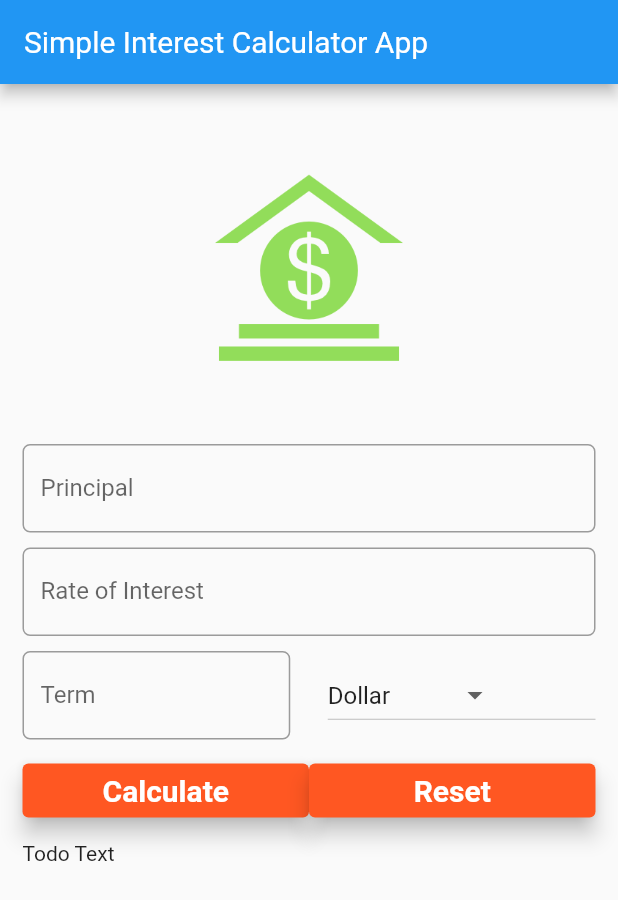
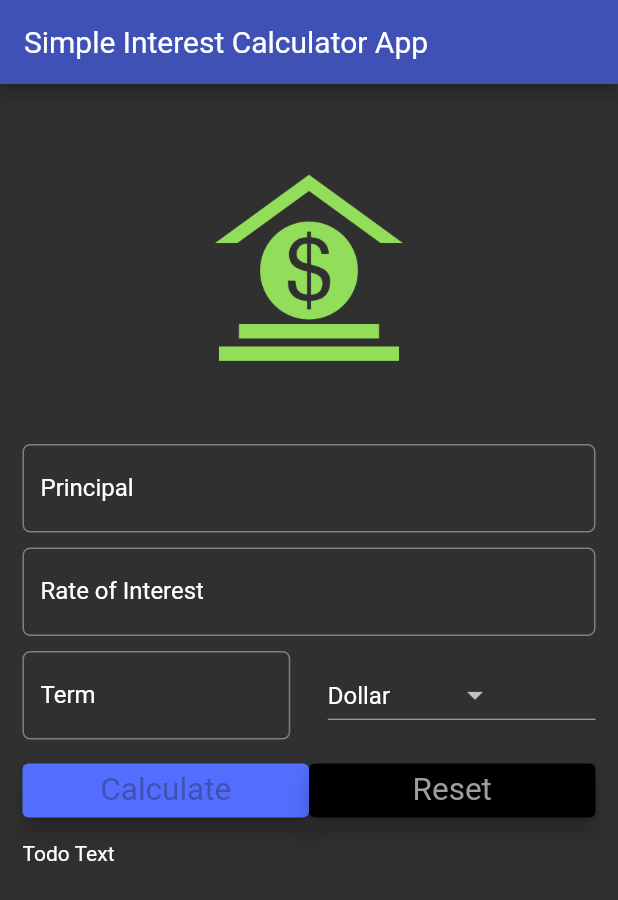
Before and after one commit to minhbka/flutter_tutorial, a Flutter app: the screen it shows after launch, on a phone screen of 412 x 824 dp. Shown: the top 900 px of the screen. Run offline on Flutter 3.47's test engine with Material 2 defaults, Android fonts, the phone set to English and light mode, and no system bars.

Commit message:
Styles and Themes

```diff
--- a/lib/main.dart
+++ b/lib/main.dart
@@ -5,6 +5,11 @@ void main(){
       debugShowCheckedModeBanner: false,
       title: 'Simple Interest Calculator App',
       home: SIForm(),
+      theme: ThemeData(
+        primaryColor:Colors.indigo,
+        accentColor:Colors.indigoAccent,
+        brightness: Brightness.dark
+      )
     )
   );
 }
@@ -24,6 +29,7 @@ class _SIFormState extends State<SIForm>{
 
   @override
   Widget build(BuildContext context) {
+    TextStyle textStyle = Theme.of(context).textTheme.subtitle1!;
     return Scaffold(
       //resizeToAvoidBottomInset: false,
       appBar: AppBar(title:Text("Simple Interest Calculator App")),
@@ -36,8 +42,10 @@ class _SIFormState extends State<SIForm>{
           Padding(
             padding:EdgeInsets.all(_minimumPadding),
             child: TextField(
+              style: textStyle,
               keyboardType: TextInputType.number,
               decoration:InputDecoration(
+                labelStyle: textStyle,
                 labelText: 'Principal',
                 hintText: 'Enter Principal e.g. 12000',
                 border: OutlineInputBorder(
@@ -49,8 +57,10 @@ class _SIFormState extends State<SIForm>{
           Padding(
             padding:EdgeInsets.all(_minimumPadding),
             child: TextField(
+              style: textStyle,
               keyboardType: TextInputType.number,
               decoration:InputDecoration(
+                labelStyle: textStyle,
                 labelText: 'Rate of Interest',
                 hintText: 'In Percent',
                 border: OutlineInputBorder(
@@ -65,8 +75,10 @@ class _SIFormState extends State<SIForm>{
               children:<Widget>[
                 Expanded(
                   child: TextField(
+                    style:textStyle,
                     keyboardType: TextInputType.number,
                     decoration:InputDecoration(
+                      labelStyle: textStyle,
                       labelText: 'Term',
                       hintText: 'Time in years',
                       border: OutlineInputBorder(
@@ -97,16 +109,16 @@ class _SIFormState extends State<SIForm>{
                   child:ElevatedButton(
                     child: Text(
                       'Calculate',
+                      textScaleFactor: 1.5,
                       style:TextStyle(
-                        color:Colors.white,
-                        fontSize:20.0,
+                        color:Theme.of(context).primaryColor,
                         fontFamily: "Roboto",
-                        fontWeight:FontWeight.w700
+                        fontWeight:FontWeight.w300
                       )
                     ),
                     onPressed: ()=>{},
                     style:ElevatedButton.styleFrom(
-                      primary: Colors.deepOrange,
+                      primary: Theme.of(context).accentColor,
                       elevation: 6.0,
                     )
                   )
@@ -116,16 +128,16 @@ class _SIFormState extends State<SIForm>{
                   child:ElevatedButton(
                     child: Text(
                       'Reset',
+                      textScaleFactor: 1.5,
                       style:TextStyle(
-                        color:Colors.white,
-                        fontSize:20.0,
+                        color:Theme.of(context).primaryColorLight,
                         fontFamily: "Roboto",
-                        fontWeight:FontWeight.w700
+                        fontWeight:FontWeight.w300
                       )
                     ),
                     onPressed: ()=>{},
                     style:ElevatedButton.styleFrom(
-                      primary: Colors.deepOrange,
+                      primary: Theme.of(context).primaryColorDark,
                       elevation: 6.0,
                     )
                   )
```
